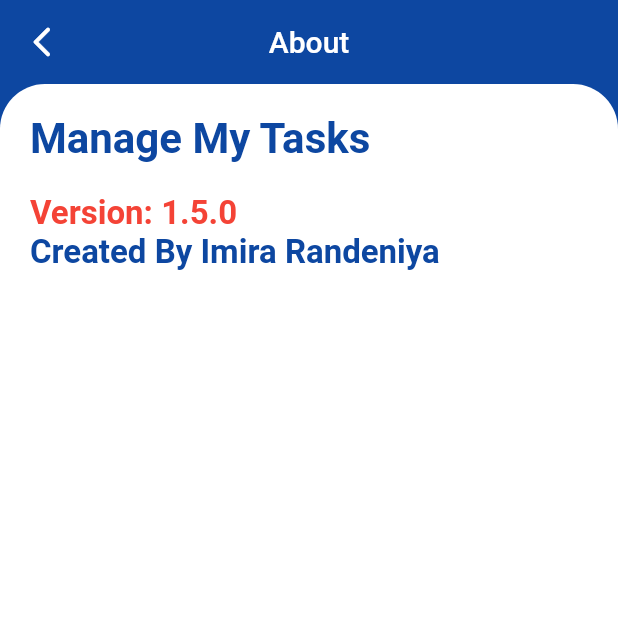
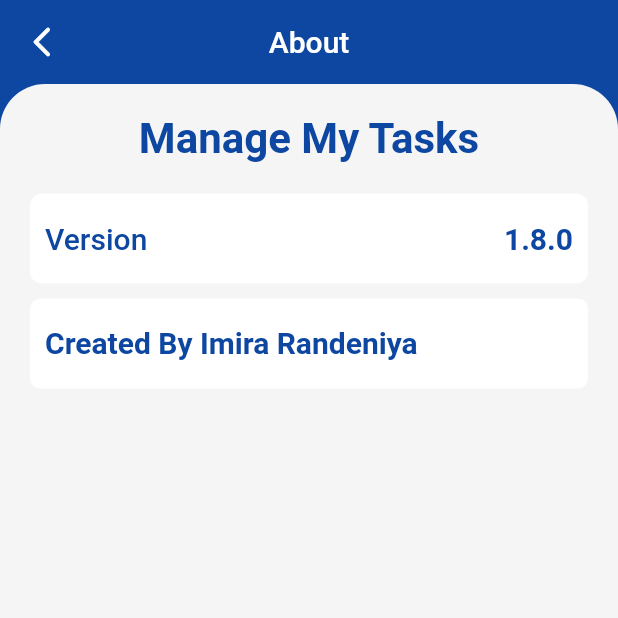
Before and after one commit to Imira-S-R/ToDoApp, a Flutter app: the HomeScreen screen opened by its route, after a tap on the "info" icon, on a phone screen of 412 x 824 dp, the top half of it. Run offline on Flutter 3.47's test engine with Material 2 defaults, Android fonts, the phone set to English and light mode, and no system bars; our stand-ins replace sqflite; accounts and stored records are empty.

Commit message:
updated commit

```diff
--- a/lib/main.dart
+++ b/lib/main.dart
@@ -1,7 +1,6 @@
 import 'package:flutter/material.dart';
 import 'package:manage_my_time/screens/add_task_screen.dart';
 import 'package:manage_my_time/screens/home_screen.dart';
-
 
 void main() {
   WidgetsFlutterBinding.ensureInitialized();
--- a/lib/screens/add_task_screen.dart
+++ b/lib/screens/add_task_screen.dart
@@ -158,7 +158,7 @@ class _AddTaskScreenState extends State<AddTaskScreen> {
                         width: 120.0,
                         decoration: BoxDecoration(
                             borderRadius:
-                                BorderRadius.all(Radius.circular(7.0)),
+                                BorderRadius.all(Radius.circular(40.0)),
                             color: Colors.green),
                         child: Center(
                             child: Text(
@@ -183,7 +183,7 @@ class _AddTaskScreenState extends State<AddTaskScreen> {
                         width: 120.0,
                         decoration: BoxDecoration(
                             borderRadius:
-                                BorderRadius.all(Radius.circular(7.0)),
+                                BorderRadius.all(Radius.circular(40.0)),
                             color: Colors.red[600]),
                         child: Center(
                             child: Text(
--- a/lib/screens/home_screen.dart
+++ b/lib/screens/home_screen.dart
@@ -29,7 +29,17 @@ class _HomeScreenState extends State<HomeScreen> {
       appBar: AppBar(
         elevation: 0.0,
         backgroundColor: Colors.blue[900],
+        leading: SizedBox.shrink(),
         actions: [
+          IconButton(
+            onPressed: () {
+              Navigator.push(context,
+                  MaterialPageRoute(builder: (_) => ShoppingCartScreen()));
+            },
+            icon: Icon(Icons.shopping_cart_rounded),
+            color: Colors.white,
+            tooltip: 'Shopping List',
+          ),
           IconButton(
               tooltip: 'About',
               onPressed: () {
@@ -37,14 +47,6 @@ class _HomeScreenState extends State<HomeScreen> {
                     context, MaterialPageRoute(builder: (_) => Settings()));
               },
               icon: Icon(Icons.info_rounded)),
-          IconButton(
-            onPressed: () {
-              Navigator.push(context, MaterialPageRoute(builder: (_) => ShoppingCartScreen()));
-            },
-            icon: Icon(Icons.shopping_cart_rounded),
-            color: Colors.white,
-            tooltip: 'Add new shopping list',
-          )
         ],
       ),
       body: Column(
@@ -81,6 +83,7 @@ class _HomeScreenState extends State<HomeScreen> {
               ),
             ),
           ),
+          SizedBox(height: 20.0,),
           Expanded(child: TaskWidget()),
         ],
       ),
--- a/lib/screens/settings_screen.dart
+++ b/lib/screens/settings_screen.dart
@@ -28,34 +28,80 @@ class Settings extends StatelessWidget {
                     borderRadius: BorderRadius.only(
                         topLeft: Radius.circular(30.0),
                         topRight: Radius.circular(30.0)),
-                    color: Colors.white),
+                    color: Colors.grey[100]),
                 child: Padding(
                   padding: EdgeInsets.fromLTRB(20.0, 20.0, 20.0, 0.0),
                   child: Column(
                     crossAxisAlignment: CrossAxisAlignment.start,
+                    children: [
+                      Row(
+                        mainAxisAlignment: MainAxisAlignment.center,
                         children: [
                           Text(
                             'Manage My Tasks',
                             style: TextStyle(
                               color: Colors.blue[900],
                               fontWeight: FontWeight.bold,
-                            fontSize: 28.0),
+                              fontSize: 28.0,
                             ),
-                      SizedBox(height: 20.0,),
+                          ),
+                        ],
+                      ),
+                      SizedBox(
+                        height: 20.0,
+                      ),
+                      Container(
+                          height: 60.0,
+                          width: MediaQuery.of(context).size.width - 10.0,
+                          decoration: BoxDecoration(
+                            borderRadius:
+                                BorderRadius.all(Radius.circular(8.0)),
+                            color: Colors.white,
+                          ),
+                          child: Padding(
+                            padding: EdgeInsets.fromLTRB(10.0, 0.0, 10.0, 0.0),
+                            child: Row(
+                              mainAxisAlignment: MainAxisAlignment.spaceBetween,
+                              children: <Widget>[
                                 Text(
-                        'Version: 1.5.0',
+                                  'Version',
                                   style: TextStyle(
-                            color: Colors.red,
-                            fontWeight: FontWeight.bold,
-                            fontSize: 22.0),
+                                      color: Colors.blue[900],
+                                      fontWeight: FontWeight.w500,
+                                      fontSize: 20.0),
                                 ),
                                 Text(
+                                  '1.8.0',
+                                  style: TextStyle(
+                                      color: Colors.blue[900],
+                                      fontWeight: FontWeight.w700,
+                                      fontSize: 20.0),
+                                ),
+                              ],
+                            ),
+                          )),
+                      SizedBox(
+                        height: 10.0,
+                      ),
+                      Container(
+                        height: 60.0,
+                        width: MediaQuery.of(context).size.width - 10.0,
+                        decoration: BoxDecoration(
+                            borderRadius: BorderRadius.circular(7.0),
+                            color: Colors.white),
+                        child: Padding(
+                          padding: EdgeInsets.fromLTRB(10.0, 18.0, 10.0, 10.0),
+                          child: Text(
                             'Created By Imira Randeniya',
+                            textAlign: TextAlign.start,
                             style: TextStyle(
                                 color: Colors.blue[900],
                                 fontWeight: FontWeight.bold,
-                            fontSize: 22.0),
+                                fontSize: 20.0),
                           ),
+                        ),
+                      ),
+                      SizedBox(height: 10.0,),
                     ],
                   ),
                 ),
--- a/lib/screens/shopping_cart_screen.dart
+++ b/lib/screens/shopping_cart_screen.dart
@@ -30,7 +30,7 @@ class _ShoppingCartScreenState extends State<ShoppingCartScreen> {
       body: Column(
         children: <Widget>[
           Container(
-            height: 50.0,
+            height: 55.0,
             width: double.infinity,
             decoration: BoxDecoration(
               borderRadius: BorderRadius.only(
@@ -41,7 +41,7 @@ class _ShoppingCartScreenState extends State<ShoppingCartScreen> {
             child: Padding(
               padding: EdgeInsets.fromLTRB(20.0, 0.0, 10.0, 0.0),
               child: Text(
-                'Shopping Cart',
+                'Shopping List',
                 style: TextStyle(
                     color: Colors.white,
                     fontWeight: FontWeight.bold,
--- a/lib/widgets/shopping_item_widget.dart
+++ b/lib/widgets/shopping_item_widget.dart
@@ -1,7 +1,6 @@
 import 'package:flutter/material.dart';
 import 'package:manage_my_time/db/shopping_item_database.dart';
 import 'package:manage_my_time/models/shopping_item_model.dart';
-
 
 class ShoppingItemWidget extends StatefulWidget {
   const ShoppingItemWidget({Key? key}) : super(key: key);
@@ -43,13 +42,12 @@ class _ShoppingItemWidgetState extends State<ShoppingItemWidget> {
 
             ScaffoldMessenger.of(context).showSnackBar(SnackBar(
               content: Text(
-                  '${items[index].itemName} Removed',
+                '"${items[index].itemName}" Removed',
                 style: TextStyle(fontWeight: FontWeight.bold),
               ),
               backgroundColor: Colors.red,
             ));
           },
-
           child: Padding(
             padding: EdgeInsets.fromLTRB(20.0, 10.0, 10.0, 0.0),
             child: Container(
--- a/pubspec.yaml
+++ b/pubspec.yaml
@@ -15,7 +15,7 @@ publish_to: 'none' # Remove this line if you wish to publish to pub.dev
 # In iOS, build-name is used as CFBundleShortVersionString while build-number used as CFBundleVersion.
 # Read more about iOS versioning at
 # https://developer.apple.com/library/archive/documentation/General/Reference/InfoPlistKeyReference/Articles/CoreFoundationKeys.html
-version: 1.5.0+1
+version: 1.8.0+1
 
 environment:
   sdk: ">=2.12.0 <3.0.0"
@@ -27,9 +27,13 @@ dependencies:
   # database storage
   sqflite:
   path:
+  flutter_local_notifications:
 
   # format DateTime
   intl:
+  provider:
+
+  animations: ^2.0.1
 
 
   # The following adds the Cupertino Icons font to your application.
```
Also changed, not shown: lib/widgets/task_widget.dart (+89 -65 lines), pubspec.lock, 2 other files. Lines whose indentation alone changed are shown as unchanged.
